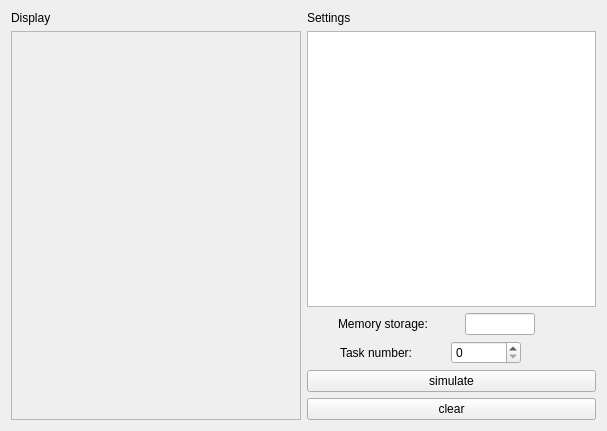
This is memoryManagement/widget.ui in U1ltra/CSC3002_Topic1_OS as Qt 5 draws it before an edit. The edited form follows.
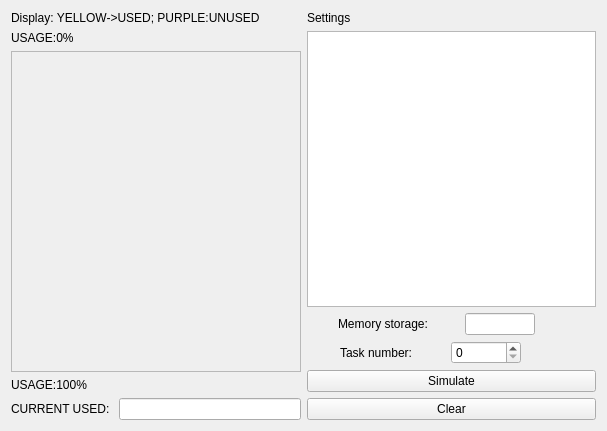
This is the edited form.

Diff of the .ui file:
```diff
--- a/memoryManagement/widget.ui
+++ b/memoryManagement/widget.ui
@@ -17,7 +17,7 @@
    <item row="0" column="0">
     <widget class="QLabel" name="label">
      <property name="text">
-      <string>Display</string>
+      <string>Display: YELLOW-&gt;USED; PURPLE:UNUSED</string>
      </property>
     </widget>
    </item>
@@ -29,6 +29,15 @@
     </widget>
    </item>
    <item row="1" column="0">
+    <layout class="QVBoxLayout" name="verticalLayout_4">
+     <item>
+      <widget class="QLabel" name="label_6">
+       <property name="text">
+        <string>USAGE:0%</string>
+       </property>
+      </widget>
+     </item>
+     <item>
     <widget class="QScrollArea" name="scrollArea">
      <property name="widgetResizable">
       <bool>true</bool>
@@ -38,13 +47,36 @@
        <rect>
         <x>0</x>
         <y>0</y>
-        <width>285</width>
-        <height>381</height>
+          <width>283</width>
+          <height>298</height>
        </rect>
       </property>
      </widget>
     </widget>
    </item>
+     <item>
+      <widget class="QLabel" name="label_7">
+       <property name="text">
+        <string>USAGE:100%</string>
+       </property>
+      </widget>
+     </item>
+     <item>
+      <layout class="QHBoxLayout" name="horizontalLayout_4">
+       <item>
+        <widget class="QLabel" name="label_8">
+         <property name="text">
+          <string>CURRENT USED: </string>
+         </property>
+        </widget>
+       </item>
+       <item>
+        <widget class="QLineEdit" name="currentused"/>
+       </item>
+      </layout>
+     </item>
+    </layout>
+   </item>
    <item row="1" column="1">
     <layout class="QVBoxLayout" name="verticalLayout_3">
      <item>
@@ -161,14 +193,14 @@
          <item>
           <widget class="QPushButton" name="simulate">
            <property name="text">
-            <string>simulate</string>
+            <string>Simulate</string>
            </property>
           </widget>
          </item>
          <item>
           <widget class="QPushButton" name="clear">
            <property name="text">
-            <string>clear</string>
+            <string>Clear</string>
            </property>
           </widget>
          </item>
```
Lines whose indentation alone changed are shown as unchanged.
